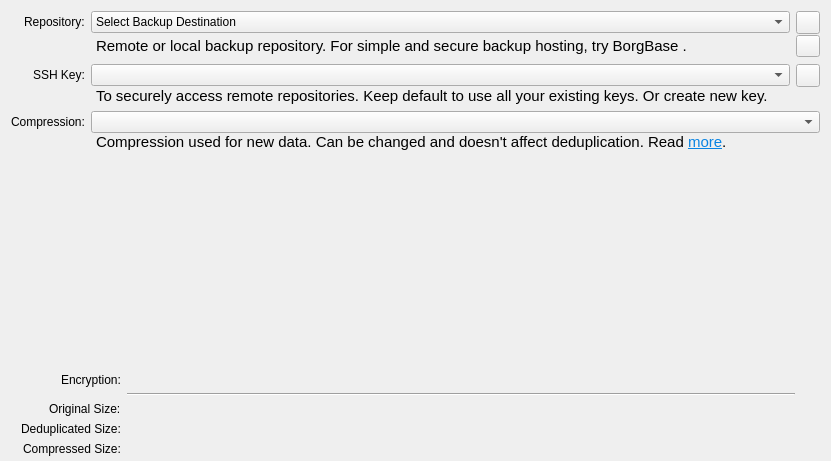
The window that src/vorta/assets/UI/repotab.ui (borgbase/vorta) describes before a commit, drawn with Qt 5.
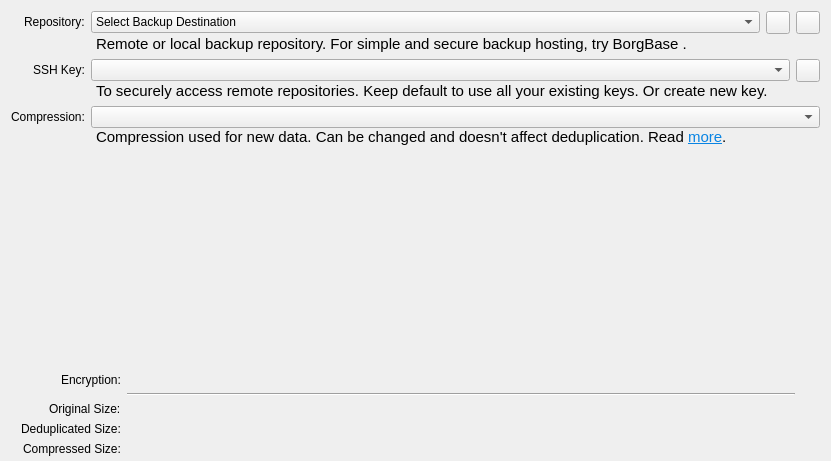
The same window after the commit.

Commit message: Move button to new row, solves label getting cut off vertically

Diff of the .ui file:
```diff
--- a/src/vorta/assets/UI/repotab.ui
+++ b/src/vorta/assets/UI/repotab.ui
@@ -143,7 +143,7 @@
          </property>
         </widget>
        </item>
-       <item row="1" column="2">
+       <item row="0" column="3">
         <widget class="QToolButton" name="copyURLbutton">
          <property name="toolTip">
           <string>Copy repo URL to clipboard</string>
```
